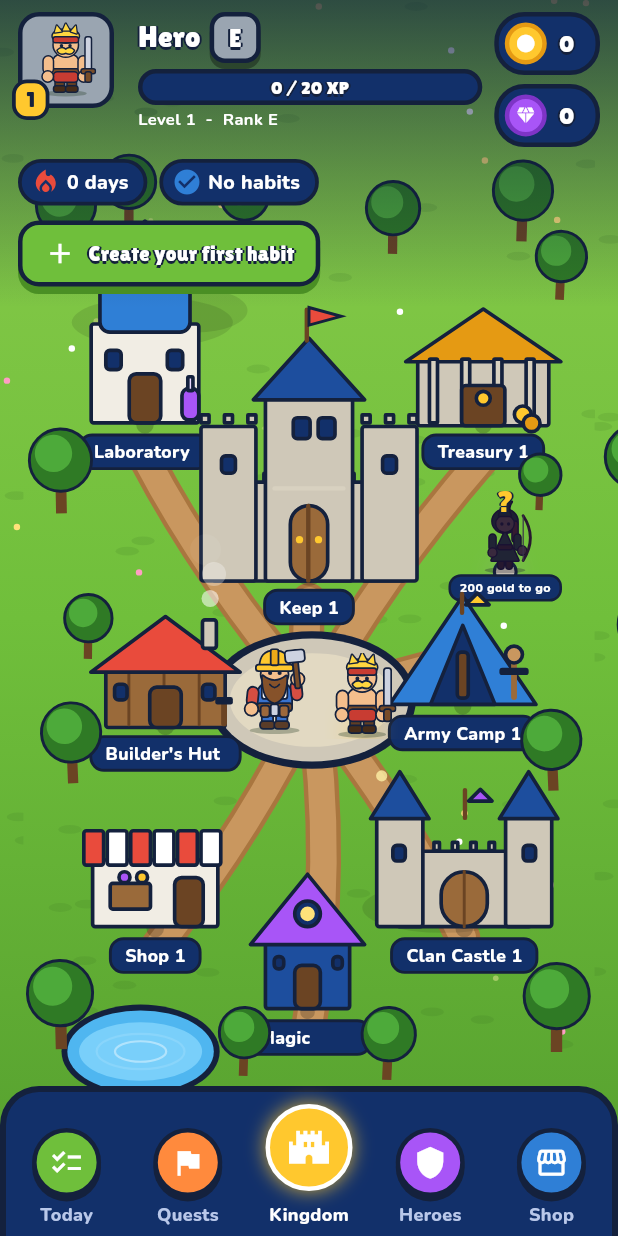
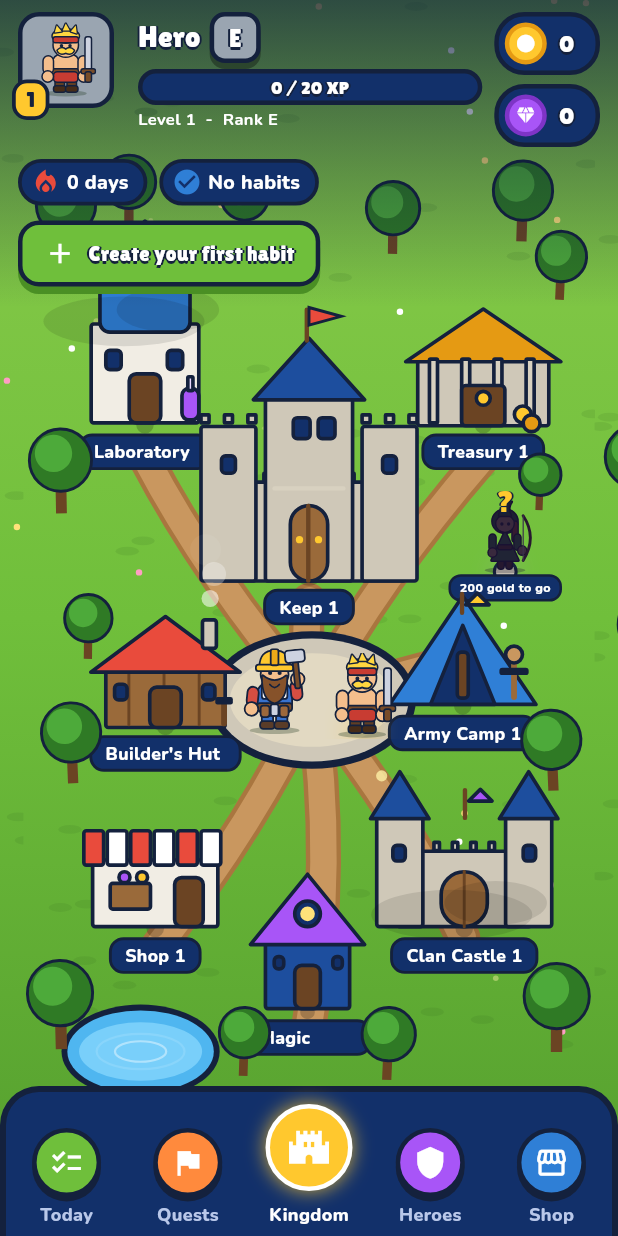
Before and after one commit to devloVinci/life_kingdom, a Flutter app: the screen it shows after launch, on a phone screen of 412 x 824 dp. Run offline on Flutter 3.47's test engine with Material 3 defaults, Android fonts, the phone set to English and light mode, and no system bars; our stand-ins replace flutter_local_notifications, flutter_riverpod, flutter_svg, go_router, google_fonts, shared_preferences and 1 more.

Commit message:
Village: cloud shadows span the whole screen
Co-Authored-By: Claude Sonnet 5.5 <noreply@anthropic.com>
Claude-Session: https://claude.ai/code/session_01TbanZDmv57AhopqMpAe15e

```diff
--- a/lib/features/kingdom/village/village_map.dart
+++ b/lib/features/kingdom/village/village_map.dart
@@ -346,10 +346,46 @@ class _VillageMapState extends ConsumerState<VillageMap>
           Positioned.fill(
               child: CustomPaint(painter: _MarginPainter(rect, k))),
           Center(child: FittedBox(fit: BoxFit.contain, child: stage)),
+          // Cloud shadows cross the whole screen, not just the stage.
+          Positioned.fill(
+            child: IgnorePointer(
+              child: AnimatedBuilder(
+                animation: _t,
+                builder: (_, __) =>
+                    CustomPaint(painter: _CloudPainter(_t.value, k)),
+              ),
+            ),
+          ),
         ]),
       );
     });
   }
+}
+
+class _CloudPainter extends CustomPainter {
+  _CloudPainter(this.v, this.k);
+  final double v;
+  final double k;
+
+  @override
+  void paint(Canvas canvas, Size size) {
+    final p = Paint()..color = const Color(0x1A000000);
+    final span = size.width + 300 * k;
+    for (var i = 0; i < 3; i++) {
+      final f = (v * (1 + i) + i * .33) % 1;
+      final x = -150 * k + f * span;
+      final y = size.height * (0.26 + i * 0.24);
+      canvas.drawOval(
+          Rect.fromCenter(center: Offset(x, y), width: 110 * k, height: 34 * k), p);
+      canvas.drawOval(
+          Rect.fromCenter(
+              center: Offset(x + 30 * k, y - 8 * k), width: 70 * k, height: 30 * k),
+          p);
+    }
+  }
+
+  @override
+  bool shouldRepaint(_CloudPainter old) => old.v != v || old.k != k;
 }
 
 /// Meadow, flowers and trees outside the main stage.
@@ -587,17 +623,6 @@ class _AmbientPainter extends CustomPainter {
       final tw = (math.sin(a * 6 + i * 1.3) + 1) / 2;
       canvas.drawCircle(Offset(x, y), 3.2 * tw + 1,
           Paint()..color = const Color(0xFFFFF3A8).withOpacity(.25 + .6 * tw));
-    }
-
-    // Clouds drifting across (soft shadows on the grass).
-    for (var i = 0; i < 3; i++) {
-      final k = (v * (1 + i) + i * .33) % 1;
-      final x = -120 + k * 640;
-      final y = 220 + i * 200.0;
-      final p = Paint()..color = const Color(0x1A000000);
-      canvas.drawOval(Rect.fromCenter(center: Offset(x, y), width: 110, height: 34), p);
-      canvas.drawOval(
-          Rect.fromCenter(center: Offset(x + 30, y - 8), width: 70, height: 30), p);
     }
   }
 
```
